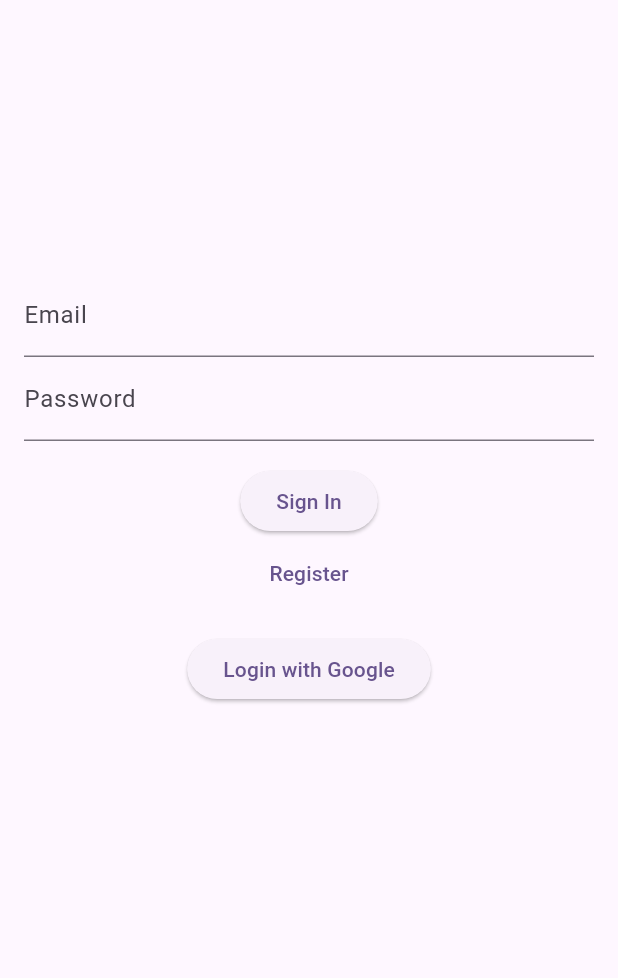
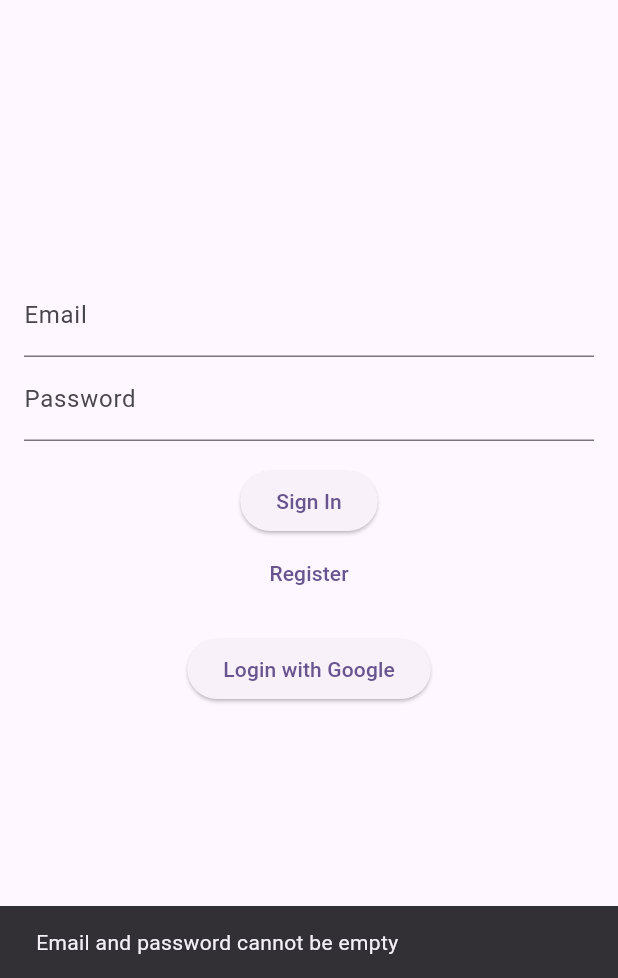
Before and after one commit to pankajsharma2000/steamkids, a Flutter app: the screen it shows after launch, after a tap on "Sign In", on a phone screen of 412 x 824 dp, the part 258-1236 px from its top. Run offline on Flutter 3.47's test engine with Material 3 defaults, Android fonts, the phone set to English and light mode, and no system bars; our stand-ins replace cloud_firestore, firebase_auth, firebase_core, firebase_storage, flutter_riverpod, go_router and 1 more; accounts and stored records are empty.

Commit message:
feedback on wrong signin

```diff
--- a/lib/common/presentation/auth/pages/login_page.dart
+++ b/lib/common/presentation/auth/pages/login_page.dart
@@ -20,7 +20,9 @@ class LoginPage extends ConsumerWidget {
         final String password = passwordController.text.trim();
 
         if (email.isEmpty || password.isEmpty) {
-          debugPrint('Email and password cannot be empty');
+          ScaffoldMessenger.of(context).showSnackBar(
+            const SnackBar(content: Text('Email and password cannot be empty')),
+          );
           return;
         }
 
@@ -29,8 +31,25 @@ class LoginPage extends ConsumerWidget {
 
         // Navigate to HomePage after successful login using GoRouter
         context.go('/home'); // Use the route name defined in your GoRouter configuration
+      } on FirebaseAuthException catch (e) {
+        if (e.code == 'wrong-password') {
+          ScaffoldMessenger.of(context).showSnackBar(
+            const SnackBar(content: Text('Incorrect password. Please try again.')),
+          );
+        } else if (e.code == 'user-not-found') {
+          ScaffoldMessenger.of(context).showSnackBar(
+            const SnackBar(content: Text('No user found with this email.')),
+          );
+        } else {
+          ScaffoldMessenger.of(context).showSnackBar(
+            SnackBar(content: Text('Error: ${e.message}')),
+          );
+        }
       } catch (e) {
         debugPrint('Error during email/password sign-in: $e');
+        ScaffoldMessenger.of(context).showSnackBar(
+          const SnackBar(content: Text('An unexpected error occurred.')),
+        );
       }
     }
 
```
